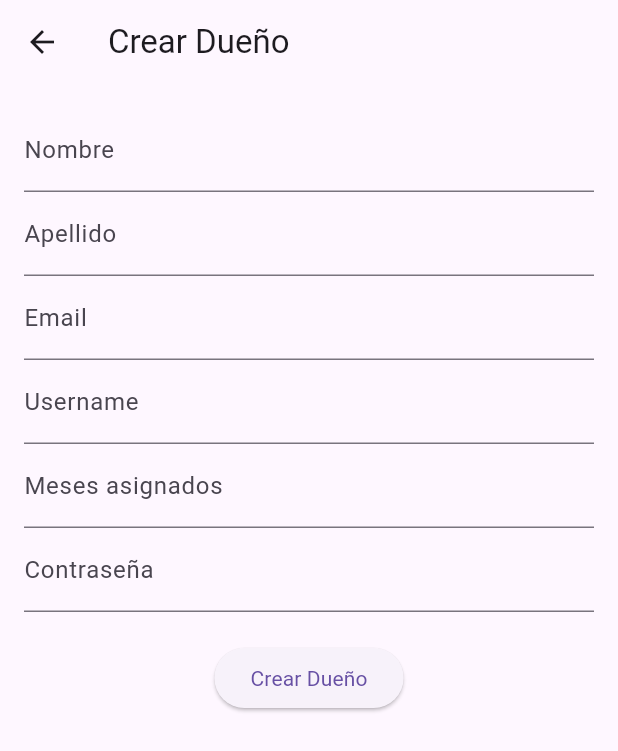
After one commit to Laura-Nu/ProyectoLaboratorios, a Flutter app: the CrearUsuarioPage screen opened directly, on a phone screen of 412 x 824 dp. The commit adds this screen. Shown: the top 751 px of the screen. Run offline on Flutter 3.47's test engine with Material 3 defaults, Android fonts, the light colour scheme and no system bars; our stand-ins replace cloud_firestore, dropdown_search, firebase_core, fl_chart, image_picker, open_file and 2 more; missing offline and left inert: dart:html; accounts and stored records are empty.

Commit message:
Integracion de login+crud usuarios

```diff
--- a/lib/Home.dart
+++ b/lib/Home.dart
@@ -8,12 +8,14 @@ import 'dart:html' as html;
 import 'package:pdf/pdf.dart';
 import 'package:pdf/widgets.dart' as pw;
 import 'package:intl/intl.dart';
+import 'package:laboratorios/Login.dart';
 import 'package:fl_chart/fl_chart.dart';
 import 'Widgets/line_chart_widget.dart';
 
 class HomePage extends StatefulWidget {
 
   final String userId;
+
 
   const HomePage({Key? key, required this.userId}) : super(key: key);
 
--- /dev/null
+++ b/lib/Providers/empresa_provider.dart
@@ -0,0 +1,41 @@
+import 'package:flutter/material.dart';
+import 'dart:io';
+
+class EmpresaProvider with ChangeNotifier {
+  String _nombre = ''; // Variable para almacenar el nombre de la empresa
+  String _logoPath = ''; // Variable para almacenar la ruta del logo
+
+  String get nombre => _nombre; // Getter para el nombre
+  String get logoPath => _logoPath; // Getter para la ruta del logo
+
+  // Función para cargar los datos de la empresa (nombre y logo)
+  Future<void> cargarDatosEmpresa() async {
+    try {
+      _nombre = await _loadNombreEmpresa(); // Cargar el nombre
+      _logoPath = await _loadLogoEmpresa(); // Cargar el logo
+      notifyListeners(); // Notificar a los oyentes (actualizar UI)
+    } catch (e) {
+      print("Error al cargar los datos de la empresa: $e");
+    }
+  }
+
+  Future<String> _loadNombreEmpresa() async {
+    // Aquí puedes cargar el nombre de la empresa desde un archivo o base de datos
+    return 'Laboratorios LIA'; // Ejemplo de nombre cargado
+  }
+
+  Future<String> _loadLogoEmpresa() async {
+    // Aquí puedes cargar la ruta del logo desde un archivo o base de datos
+    return '/path/to/logo.png'; // Ejemplo de ruta del logo
+  }
+
+  void actualizarNombre(String nuevoNombre) {
+    _nombre = nuevoNombre;
+    notifyListeners(); // Actualiza la UI cuando se cambia el nombre
+  }
+
+  void actualizarLogo(String nuevaRuta) {
+    _logoPath = nuevaRuta;
+    notifyListeners(); // Actualiza la UI cuando se cambia el logo
+  }
+}
--- a/lib/Servicios/User/UsuarioUpdate.dart
+++ b/lib/Servicios/User/UsuarioUpdate.dart
@@ -50,7 +50,7 @@ Future<void> loadUserData() async {
       var userData = userDoc.data() as Map<String, dynamic>;
       setState(() {
         _nombreController.text = userData['nombre'] ?? '';
-        _nombreUsuarioController.text = userData['nombreUsuario'] ?? '';
+        _nombreUsuarioController.text = userData['username'] ?? '';
         _apellidoController.text = userData['apellido'] ?? '';
         _carnetController.text = userData['carnet'] ?? '';
         _fechaNacimientoController.text = userData['fechaNacimiento'] ?? '';
@@ -80,7 +80,7 @@ Future<void> loadUserData() async {
             .doc(widget.userId)
             .update({
           'nombre': _nombreController.text,
-          'nombreUsuario': _nombreUsuarioController.text,
+          'username': _nombreUsuarioController.text,
           'apellido': _apellidoController.text,
           'carnet': _carnetController.text,
           'fechaNacimiento': _fechaNacimientoController.text,
--- /dev/null
+++ b/lib/Servicios/User/crearusuario.dart
@@ -0,0 +1,129 @@
+import 'package:cloud_firestore/cloud_firestore.dart';
+import 'package:flutter/material.dart';
+
+class CrearUsuarioPage extends StatefulWidget {
+  const CrearUsuarioPage({Key? key}) : super(key: key);
+
+  @override
+  _CrearUsuarioPageState createState() => _CrearUsuarioPageState();
+}
+
+class _CrearUsuarioPageState extends State<CrearUsuarioPage> {
+  final TextEditingController _nombreController = TextEditingController();
+  final TextEditingController _apellidoController = TextEditingController();
+  final TextEditingController _emailController = TextEditingController();
+  final TextEditingController _passwordController = TextEditingController();
+  final TextEditingController _usernameController = TextEditingController();
+  final TextEditingController _mesesController = TextEditingController();
+
+  final FirebaseFirestore _firestore = FirebaseFirestore.instance;
+
+  Future<void> crearUsuario() async {
+    try {
+      String nombre = _nombreController.text.trim();
+      String apellido = _apellidoController.text.trim();
+      String email = _emailController.text.trim();
+      String password = _passwordController.text.trim();
+      String username = _usernameController.text.trim();
+      int mesesAsignados = int.parse(_mesesController.text.trim());
+
+      if (nombre.isEmpty || apellido.isEmpty || email.isEmpty || password.isEmpty || username.isEmpty) {
+        throw Exception("Todos los campos son obligatorios.");
+      }
+
+      // Calcular fechas de suscripción
+      DateTime fechaInicio = DateTime.now();
+      DateTime fechaFin = fechaInicio.add(Duration(days: mesesAsignados * 30 + 1));
+
+      // Registrar usuario en Firestore
+      DocumentReference userDoc = await _firestore.collection('usuarios').add({
+        'nombre': nombre,
+        'apellido': apellido,
+        'email': email,
+        'password': password, // Nota: Considera encriptar esta contraseña en producción
+        'username': username,
+        'rol': 'dueño',
+        'fechainiciosubscripcion': fechaInicio,
+        'fechafinsubscripcion': fechaFin,
+        'notificar': false,
+      });
+
+      // Crear documento de suscripción
+      await _firestore.collection('suscripciones').add({
+        'userId': userDoc.id, // Relacionamos la suscripción con el usuario
+        'fechaInicio': fechaInicio,
+        'fechaFin': fechaFin,
+        'estado': 'activa', // La suscripción está activa al crearla
+        'tipoSuscripcion': 'mensual', // O el tipo de suscripción según lo que necesites
+        'fechaRenovacion': fechaFin.add(Duration(days: 30)), // Se puede cambiar según el tipo de suscripción
+      });
+
+      ScaffoldMessenger.of(context).showSnackBar(
+        SnackBar(content: Text('Usuario y suscripción creados exitosamente.')),
+      );
+      limpiarCampos();
+    } catch (e) {
+      ScaffoldMessenger.of(context).showSnackBar(
+        SnackBar(content: Text('Error al crear usuario: $e')),
+      );
+    }
+  }
+
+  void limpiarCampos() {
+    _nombreController.clear();
+    _apellidoController.clear();
+    _emailController.clear();
+    _passwordController.clear();
+    _usernameController.clear();
+    _mesesController.clear();
+  }
+
+  @override
+  Widget build(BuildContext context) {
+    return Scaffold(
+      appBar: AppBar(title: const Text('Crear Dueño')),
+      body: Padding(
+        padding: const EdgeInsets.all(16.0),
+        child: SingleChildScrollView(
+          child: Column(
+            children: [
+              TextField(
+                controller: _nombreController,
+                decoration: const InputDecoration(labelText: 'Nombre'),
+              ),
+              TextField(
+                controller: _apellidoController,
+                decoration: const InputDecoration(labelText: 'Apellido'),
+              ),
+              TextField(
+                controller: _emailController,
+                decoration: const InputDecoration(labelText: 'Email'),
+                keyboardType: TextInputType.emailAddress,
+              ),
+
+              TextField(
+                controller: _usernameController,
+                decoration: const InputDecoration(labelText: 'Username'),
+              ),
+              TextField(
+                controller: _mesesController,
+                decoration: const InputDecoration(labelText: 'Meses asignados'),
+                keyboardType: TextInputType.number,
+              ),
+               TextField(
+                controller: _passwordController,
+                decoration: const InputDecoration(labelText: 'Contraseña'),
+                obscureText: true,
+              ),
+              const SizedBox(height: 20),
+              ElevatedButton(
+                onPressed: crearUsuario,
+                child: const Text('Crear Dueño'),
+              ),
+            ],
+          ),
+        ),
+      ),
+    );
+  }
+}
--- a/lib/Servicios/User/interfazUsuario.dart
+++ b/lib/Servicios/User/interfazUsuario.dart
@@ -67,7 +67,7 @@ class _InterfazUsuarioState extends State<InterfazUsuario> {
                           crossAxisAlignment: CrossAxisAlignment.center,
                           children: [
                             _buildLabelWithBorder('NOMBRE:', userData!['nombre'] ?? ''),
-                            _buildLabelWithBorder('NOMBRE DE USUARIO:', userData!['nombreUsuario'] ?? ''),
+                            _buildLabelWithBorder('NOMBRE DE USUARIO:', userData!['username'] ?? ''),
                             _buildLabelWithBorder('APELLIDOS:', userData!['apellido'] ?? ''),
                             _buildLabelWithBorder('CARNET DE IDENTIFICACIÓN:', userData!['carnet'] ?? ''),
                             _buildLabelWithBorder('FECHA DE NACIMIENTO:', userData!['fechaNacimiento'] ?? ''),
--- /dev/null
+++ b/lib/models/empresa.dart
@@ -0,0 +1,8 @@
+import 'dart:io';
+class Empresa {
+  String nombre;  // Nombre de la empresa
+  File? logo;     // Logotipo de la empresa (almacenado como archivo)
+
+  // Constructor de la clase Empresa
+  Empresa({required this.nombre, this.logo});
+}
--- a/lib/recoverPassword.dart
+++ b/lib/recoverPassword.dart
@@ -20,9 +20,9 @@ class _RecoverPasswordPageState extends State<RecoverPasswordPage> {
 
     try {
       var userDoc = await FirebaseFirestore.instance
-          .collection('superadmin')
-          .where('Email', isEqualTo: email)
-          .where('Nombre', isEqualTo: username)
+          .collection('usuarios')
+          .where('email', isEqualTo: email)
+          .where('username', isEqualTo: username)
           .get();
 
       if (userDoc.docs.isNotEmpty) {
--- a/pubspec.yaml
+++ b/pubspec.yaml
@@ -10,6 +10,7 @@ environment:
 dependencies:
   flutter:
     sdk: flutter
+  provider: ^6.0.5
   firebase_core: 3.6.0
   cloud_firestore: 5.4.4
   firebase_auth: 5.3.1
```
Also changed, not shown: lib/Login.dart (+68 -13 lines), lib/Servicios/EditEmpresa.dart (added, +120 -0 lines), lib/Widgets/menu.dart (+62 -7 lines), lib/main.dart (+6 -2 lines), lib/passwordNuevo.dart (+5 -5 lines), pubspec.lock, 3 other files.
